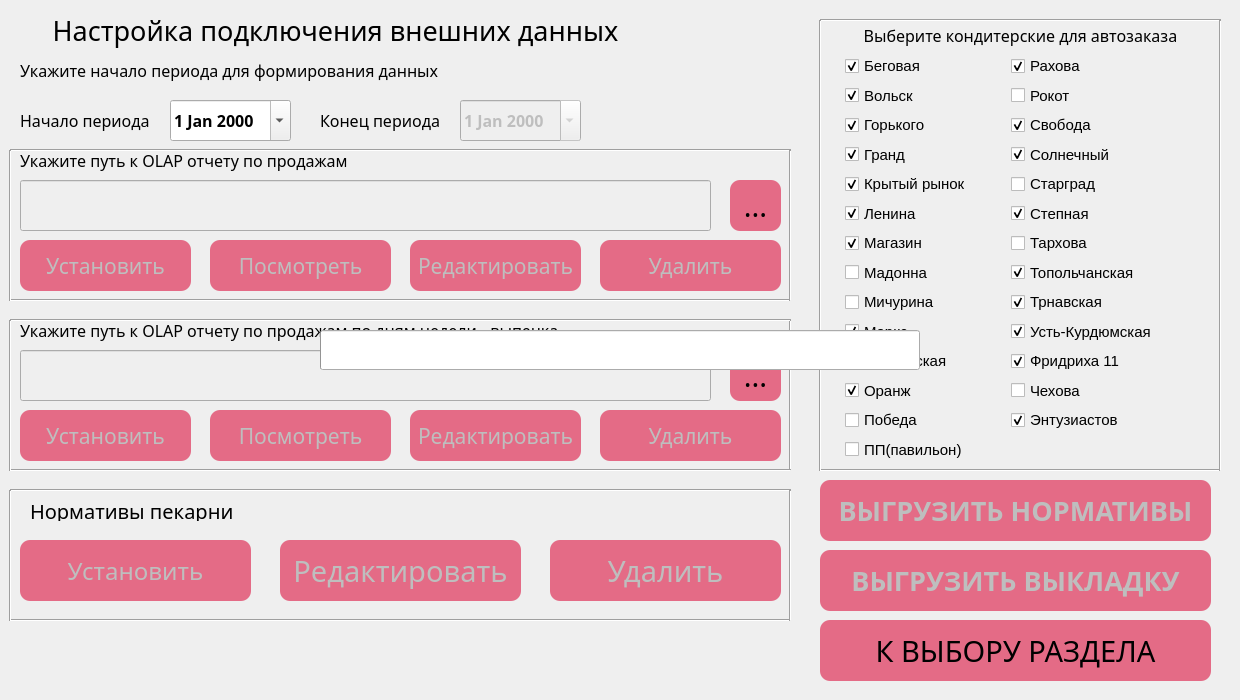
PavelZagumenkin/Malina_Orders_v1, file ui/bakery.ui: the form before one commit.
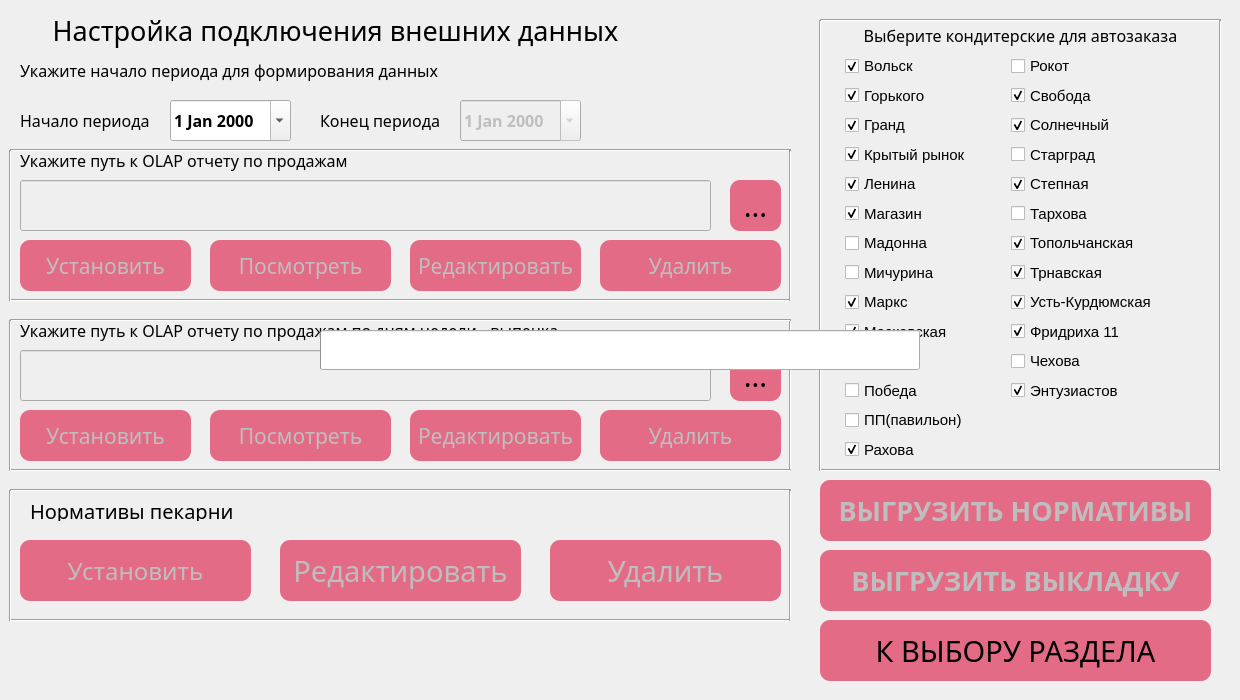
The form after the commit. Icons and pictures are not drawn.

Diff of the .ui file:
```diff
--- a/ui/bakery.ui
+++ b/ui/bakery.ui
@@ -968,21 +968,6 @@
       <number>5</number>
      </property>
      <item row="0" column="0">
-      <widget class="QCheckBox" name="cb_begovaya">
-       <property name="font">
-        <font>
-         <pointsize>11</pointsize>
-        </font>
-       </property>
-       <property name="text">
-        <string>Беговая</string>
-       </property>
-       <property name="checked">
-        <bool>true</bool>
-       </property>
-      </widget>
-     </item>
-     <item row="1" column="0">
       <widget class="QCheckBox" name="cb_volsk">
        <property name="font">
         <font>
@@ -997,7 +982,7 @@
        </property>
       </widget>
      </item>
-     <item row="2" column="0">
+     <item row="1" column="0">
       <widget class="QCheckBox" name="cb_gorkogo">
        <property name="font">
         <font>
@@ -1012,7 +997,7 @@
        </property>
       </widget>
      </item>
-     <item row="3" column="0">
+     <item row="2" column="0">
       <widget class="QCheckBox" name="cb_grand">
        <property name="font">
         <font>
@@ -1027,7 +1012,7 @@
        </property>
       </widget>
      </item>
-     <item row="4" column="0">
+     <item row="3" column="0">
       <widget class="QCheckBox" name="cb_kr">
        <property name="font">
         <font>
@@ -1042,7 +1027,7 @@
        </property>
       </widget>
      </item>
-     <item row="5" column="0">
+     <item row="4" column="0">
       <widget class="QCheckBox" name="cb_lenina">
        <property name="font">
         <font>
@@ -1057,7 +1042,7 @@
        </property>
       </widget>
      </item>
-     <item row="6" column="0">
+     <item row="5" column="0">
       <widget class="QCheckBox" name="cb_magazin">
        <property name="font">
         <font>
@@ -1072,7 +1057,7 @@
        </property>
       </widget>
      </item>
-     <item row="7" column="0">
+     <item row="6" column="0">
       <widget class="QCheckBox" name="cb_madonna">
        <property name="font">
         <font>
@@ -1084,22 +1069,7 @@
        </property>
       </widget>
      </item>
-     <item row="9" column="0">
-      <widget class="QCheckBox" name="cb_marks">
-       <property name="font">
-        <font>
-         <pointsize>11</pointsize>
-        </font>
-       </property>
-       <property name="text">
-        <string>Маркс</string>
-       </property>
-       <property name="checked">
-        <bool>true</bool>
-       </property>
-      </widget>
-     </item>
-     <item row="8" column="0">
+     <item row="7" column="0">
       <widget class="QCheckBox" name="cb_michurina">
        <property name="font">
         <font>
@@ -1117,7 +1087,22 @@
        </property>
       </widget>
      </item>
-     <item row="10" column="0">
+     <item row="8" column="0">
+      <widget class="QCheckBox" name="cb_marks">
+       <property name="font">
+        <font>
+         <pointsize>11</pointsize>
+        </font>
+       </property>
+       <property name="text">
+        <string>Маркс</string>
+       </property>
+       <property name="checked">
+        <bool>true</bool>
+       </property>
+      </widget>
+     </item>
+     <item row="9" column="0">
       <widget class="QCheckBox" name="cb_moskovskaya">
        <property name="font">
         <font>
@@ -1132,7 +1117,7 @@
        </property>
       </widget>
      </item>
-     <item row="11" column="0">
+     <item row="10" column="0">
       <widget class="QCheckBox" name="cb_orang">
        <property name="font">
         <font>
@@ -1147,7 +1132,7 @@
        </property>
       </widget>
      </item>
-     <item row="12" column="0">
+     <item row="11" column="0">
       <widget class="QCheckBox" name="cb_pobeda">
        <property name="font">
         <font>
@@ -1162,7 +1147,7 @@
        </property>
       </widget>
      </item>
-     <item row="13" column="0">
+     <item row="12" column="0">
       <widget class="QCheckBox" name="cb_pavilon">
        <property name="font">
         <font>
@@ -1174,7 +1159,7 @@
        </property>
       </widget>
      </item>
-     <item row="0" column="1">
+     <item row="13" column="0">
       <widget class="QCheckBox" name="cb_rahova">
        <property name="font">
         <font>
@@ -1189,7 +1174,7 @@
        </property>
       </widget>
      </item>
-     <item row="1" column="1">
+     <item row="0" column="1">
       <widget class="QCheckBox" name="cb_rokot">
        <property name="font">
         <font>
@@ -1204,7 +1189,7 @@
        </property>
       </widget>
      </item>
-     <item row="2" column="1">
+     <item row="1" column="1">
       <widget class="QCheckBox" name="cb_svoboda">
        <property name="font">
         <font>
@@ -1219,7 +1204,7 @@
        </property>
       </widget>
      </item>
-     <item row="3" column="1">
+     <item row="2" column="1">
       <widget class="QCheckBox" name="cb_solnechnii">
        <property name="font">
         <font>
@@ -1234,7 +1219,7 @@
        </property>
       </widget>
      </item>
-     <item row="4" column="1">
+     <item row="3" column="1">
       <widget class="QCheckBox" name="cb_stargrad">
        <property name="font">
         <font>
@@ -1249,7 +1234,7 @@
        </property>
       </widget>
      </item>
-     <item row="5" column="1">
+     <item row="4" column="1">
       <widget class="QCheckBox" name="cb_stepnaya">
        <property name="font">
         <font>
@@ -1264,7 +1249,7 @@
        </property>
       </widget>
      </item>
-     <item row="6" column="1">
+     <item row="5" column="1">
       <widget class="QCheckBox" name="cb_tarhova">
        <property name="font">
         <font>
@@ -1279,7 +1264,7 @@
        </property>
       </widget>
      </item>
-     <item row="7" column="1">
+     <item row="6" column="1">
       <widget class="QCheckBox" name="cb_topol">
        <property name="font">
         <font>
@@ -1294,7 +1279,7 @@
        </property>
       </widget>
      </item>
-     <item row="8" column="1">
+     <item row="7" column="1">
       <widget class="QCheckBox" name="cb_trnavskaya">
        <property name="font">
         <font>
@@ -1309,7 +1294,7 @@
        </property>
       </widget>
      </item>
-     <item row="9" column="1">
+     <item row="8" column="1">
       <widget class="QCheckBox" name="cb_ust_kurdym">
        <property name="font">
         <font>
@@ -1324,7 +1309,7 @@
        </property>
       </widget>
      </item>
-     <item row="10" column="1">
+     <item row="9" column="1">
       <widget class="QCheckBox" name="cb_fridriha">
        <property name="font">
         <font>
@@ -1339,7 +1324,7 @@
        </property>
       </widget>
      </item>
-     <item row="11" column="1">
+     <item row="10" column="1">
       <widget class="QCheckBox" name="cb_chehova">
        <property name="enabled">
         <bool>true</bool>
@@ -1360,7 +1345,7 @@
        </property>
       </widget>
      </item>
-     <item row="12" column="1">
+     <item row="11" column="1">
       <widget class="QCheckBox" name="cb_entuziastov">
        <property name="font">
         <font>
```
